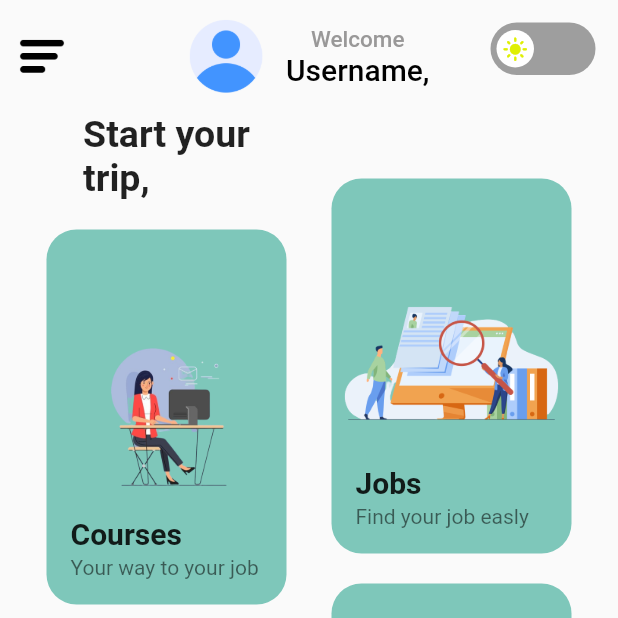
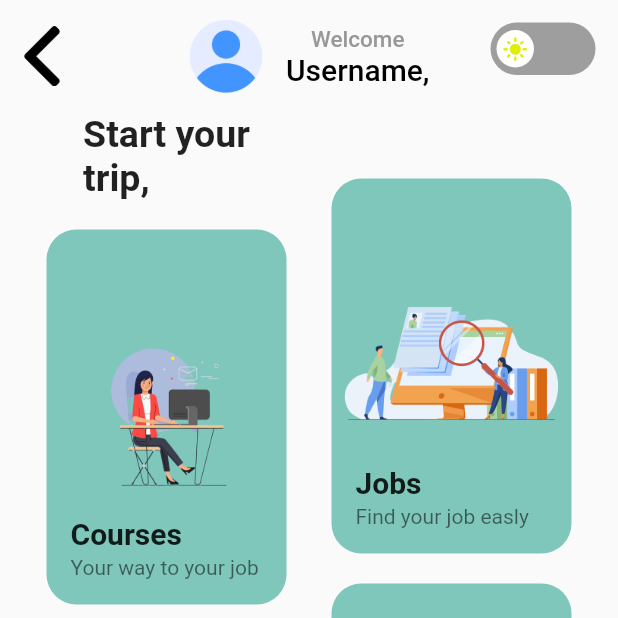
Before and after one commit to moh7dali/Jobology, a Flutter app: the Home screen opened by its route, on a phone screen of 412 x 824 dp, the top half of it. Run offline on Flutter 3.47's test engine with Material 2 defaults, Android fonts, the phone set to English and light mode, and no system bars; drawn by our look-alikes of curved_navigation_bar, flutter_switch; our stand-ins replace firebase_auth, firebase_core, get, google_fonts, google_sign_in, ionicons and 2 more; accounts and stored records are empty.

Commit message:
raghad update

```diff
--- a/lib/Screens/Home.dart
+++ b/lib/Screens/Home.dart
@@ -6,6 +6,7 @@ import 'package:flutter_switch/flutter_switch.dart';
 import 'package:jobology/HomeComponents/sectionscard.dart';
 import 'package:curved_navigation_bar/curved_navigation_bar.dart';
 import 'package:jobology/Screens/EditProfile.dart';
+import 'package:jobology/Screens/course.dart';
 import 'package:jobology/Screens/jobs.dart';
 
 class Home extends StatefulWidget {
@@ -38,11 +39,10 @@ class _HomeState extends State<Home> {
           elevation: 0,
           leading: Builder(
             builder: (context) => IconButton(
-              icon: Image.asset(
-                "images/drawer.png",
-                width: 35,
-              ),
-              onPressed: () => Scaffold.of(context).openDrawer(),
+              icon: Image.asset("images/back.png"),
+              onPressed: () {
+                Navigator.pop(context);
+              },
             ),
           ),
           title: Row(
@@ -115,148 +115,6 @@ class _HomeState extends State<Home> {
             ),
           ],
         ),
-        drawer: Drawer(
-          child: ListView(
-            padding: EdgeInsets.zero,
-            children: [
-              DrawerHeader(
-                child: Column(
-                  children: [
-                    Image.asset(
-                      "images/user.png",
-                      width: 80,
-                    ),
-                    const SizedBox(
-                      height: 10,
-                    ),
-                    const Text(
-                      "Username",
-                      style: TextStyle(fontSize: 18),
-                    ),
-                    const Text(
-                      "example@example.com",
-                      style: TextStyle(
-                        fontSize: 15,
-                        color: Color.fromARGB(255, 145, 143, 143),
-                      ),
-                    )
-                  ],
-                ),
-              ),
-              Row(
-                mainAxisAlignment: MainAxisAlignment.end,
-                children: [
-                  const SizedBox(
-                    width: 10,
-                  ),
-                ],
-              ),
-              const SizedBox(
-                height: 5,
-              ),
-              Container(
-                margin: const EdgeInsets.symmetric(vertical: 5, horizontal: 8),
-                decoration: BoxDecoration(
-                  color: const Color.fromARGB(147, 76, 175, 111),
-                  borderRadius: BorderRadius.circular(15),
-                ),
-                child: ListTile(
-                  leading: const Icon(
-                    Icons.home,
-                    color: Colors.black,
-                  ),
-                  title: const Text(
-                    "Home",
-                    style: TextStyle(
-                      fontSize: 17,
-                      fontWeight: FontWeight.bold,
-                    ),
-                  ),
-                  onTap: () {
-                    // Update the state of the app.
-                    // ...
-                  },
-                ),
-              ),
-              Container(
-                margin: const EdgeInsets.symmetric(vertical: 5, horizontal: 8),
-                decoration: BoxDecoration(
-                  color: const Color.fromARGB(147, 76, 175, 111),
-                  borderRadius: BorderRadius.circular(15),
-                ),
-                child: ListTile(
-                  leading: const Icon(
-                    Icons.person,
-                    color: Colors.black,
-                  ),
-                  title: const Text(
-                    "Personal information",
-                    style: TextStyle(
-                      fontSize: 17,
-                      fontWeight: FontWeight.bold,
-                    ),
-                  ),
-                  onTap: () {
-                    // Update the state of the app.
-                    // ...
-                  },
-                ),
-              ),
-              Container(
-                margin: const EdgeInsets.symmetric(vertical: 5, horizontal: 8),
-                decoration: BoxDecoration(
-                  color: const Color.fromARGB(147, 76, 175, 111),
-                  borderRadius: BorderRadius.circular(15),
-                ),
-                child: ListTile(
-                  leading: const Icon(
-                    Icons.logout,
-                    color: Colors.black,
-                  ),
-                  title: const Text(
-                    "Logout",
-                    style: TextStyle(
-                      fontSize: 17,
-                      fontWeight: FontWeight.bold,
-                    ),
-                  ),
-                  onTap: () async {
-                    final GoogleSignInAccount? googleUser =
-                        await GoogleSignIn().signOut();
-                    await FirebaseAuth.instance.signOut();
-
-                    print("User Sign Out");
-                    Navigator.pushNamed(context, "Start");
-                  },
-                ),
-              ),
-              Container(
-                margin: const EdgeInsets.symmetric(vertical: 5, horizontal: 8),
-                decoration: BoxDecoration(
-                  color: const Color.fromARGB(147, 76, 175, 111),
-                  borderRadius: BorderRadius.circular(15),
-                ),
-                child: ListTile(
-                  leading: const Icon(
-                    Icons.exit_to_app,
-                    color: Colors.black,
-                  ),
-                  title: const Text(
-                    "Exit the app",
-                    style: TextStyle(
-                      fontSize: 17,
-                      fontWeight: FontWeight.bold,
-                    ),
-                  ),
-                  onTap: () {
-                    // Update the state of the app.
-                    // ...
-                  },
-                ),
-              ),
-            ],
-          ),
-        ),
         body: ListView(
           shrinkWrap: true,
           scrollDirection: Axis.vertical,
@@ -277,7 +135,16 @@ class _HomeState extends State<Home> {
                       height: 20,
                     ),
                     SectionsCard(
-                      OnTapping: () {},
+                      OnTapping: () {
+                        Navigator.push(
+                          context,
+                          MaterialPageRoute(
+                            builder: (context) {
+                              return Course();
+                            },
+                          ),
+                        );
+                      },
                       CardTitle: "Courses",
                       CardSubTitle: "Your way to your job",
                       ImageName: "images/Courses.png",
```
Also changed, not shown: images/back.png (added), images/drawer.png (deleted).
